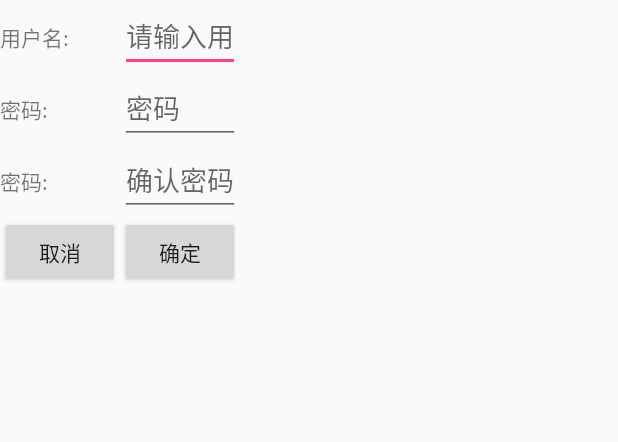
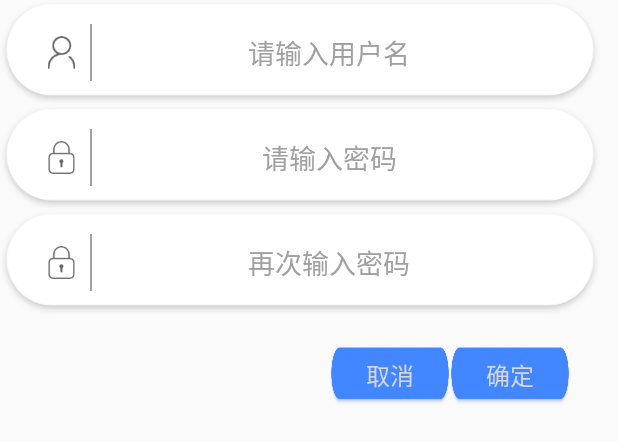
Before and after one commit to ykkxdu/AppTask, an Android app: the layout regisitry_user_layout.xml on its own in the app's theme, with its tools: preview values and no code run, on a phone screen of 412 x 824 dp. Shown: the top 442 px of the screen. Run offline under Robolectric (Android 15) with nearby library versions, the phone set to English and light mode, and no system bars.

Commit message:
修改注册界面的布局

```diff
--- a/app/src/main/java/lwc/xihang/com/apptask/ui/vm/LoginViewModel.java
+++ b/app/src/main/java/lwc/xihang/com/apptask/ui/vm/LoginViewModel.java
@@ -154,8 +154,8 @@ public class LoginViewModel extends BaseViewModel {
         saveUser.setOnClickListener(new View.OnClickListener() {
             @Override
             public void onClick(View view) {
-                if(r_username.getText().toString()!=null){
-                    if(r_password.getText().toString()!=null&&confirm_password.getText().toString()!=null){
+                if(!r_username.getText().toString().equals("")){
+                    if(!r_password.getText().toString().equals("")&&!confirm_password.getText().toString().equals("")){
                         if(r_password.getText().toString().equals(confirm_password.getText().toString())){
                             User user=new User();
                             user.setUserName(r_username.getText().toString());
@@ -190,6 +190,8 @@ public class LoginViewModel extends BaseViewModel {
                                             throwable.printStackTrace();
                                         }
                                     });
+                        }else {
+                            ToastUtils.showLong("两次输入的密码不一样!");
                         }
                     }else {
                         ToastUtils.showLong("密码为空!");
--- a/app/src/main/res/layout/activity_login.xml
+++ b/app/src/main/res/layout/activity_login.xml
@@ -86,9 +86,9 @@
                 android:padding="16sp">
 
                 <ImageView
-                    android:layout_width="22dp"
-                    android:layout_height="22dp"
-                    android:src="@mipmap/password_icon" />
+                android:layout_width="22dp"
+                android:layout_height="22dp"
+                android:src="@mipmap/password_icon" />
 
                 <View
                     android:layout_width="1dp"
--- a/app/src/main/res/layout/regisitry_user_layout.xml
+++ b/app/src/main/res/layout/regisitry_user_layout.xml
@@ -4,64 +4,114 @@
     android:layout_height="match_parent"
     android:orientation="vertical">
     <LinearLayout
-        android:layout_width="wrap_content"
-        android:layout_height="wrap_content"
+        android:layout_width="400dp"
+        android:layout_height="70dp"
+        android:background="@mipmap/user_edit"
+        android:gravity="center"
+        android:padding="16sp"
         android:orientation="horizontal">
-        <TextView
-            android:layout_width="80dp"
-            android:layout_height="wrap_content"
-            android:text="用户名:"/>
+        <ImageView
+            android:layout_width="22dp"
+            android:layout_height="22dp"
+            android:src="@mipmap/user_icon" />
+        <View
+            android:layout_width="1dp"
+            android:layout_height="match_parent"
+            android:layout_marginLeft="8dp"
+            android:layout_marginRight="8dp"
+            android:background="@color/textColorHint" />
         <EditText
             android:id="@+id/registry_username_id"
-            android:layout_width="80dp"
+            android:layout_width="300dp"
             android:layout_height="wrap_content"
+            android:background="@null"
+            android:gravity="center"
+            android:textColor="@color/textColor"
+            android:textColorHint="@color/textColorHint"
             android:singleLine="true"
             android:hint="请输入用户名"/>
     </LinearLayout>
     <LinearLayout
-        android:layout_width="wrap_content"
-        android:layout_height="wrap_content"
+        android:layout_width="400dp"
+        android:layout_height="70dp"
+        android:background="@mipmap/user_edit"
+        android:gravity="center"
+        android:padding="16sp"
         android:orientation="horizontal">
-        <TextView
-            android:layout_width="80dp"
-            android:layout_height="wrap_content"
-            android:text="密码:"/>
+        <ImageView
+            android:layout_width="22dp"
+            android:layout_height="22dp"
+            android:src="@mipmap/password_icon" />
+
+        <View
+            android:layout_width="1dp"
+            android:layout_height="match_parent"
+            android:layout_marginLeft="8dp"
+            android:layout_marginRight="8dp"
+            android:background="@color/textColorHint" />
         <EditText
             android:id="@+id/registry_password_id"
-            android:layout_width="80dp"
+            android:layout_width="300dp"
             android:layout_height="wrap_content"
             android:singleLine="true"
-            android:hint="密码"/>
+            android:gravity="center"
+            android:textColor="@color/textColor"
+            android:textColorHint="@color/textColorHint"
+            android:background="@null"
+            android:hint="请输入密码"/>
     </LinearLayout>
     <LinearLayout
-        android:layout_width="wrap_content"
-        android:layout_height="wrap_content"
+        android:layout_width="400dp"
+        android:layout_height="70dp"
+        android:background="@mipmap/user_edit"
+        android:gravity="center"
+        android:padding="16sp"
         android:orientation="horizontal">
-        <TextView
-            android:layout_width="80dp"
-            android:layout_height="wrap_content"
-            android:text="密码:"/>
+        <ImageView
+            android:layout_width="22dp"
+            android:layout_height="22dp"
+            android:src="@mipmap/password_icon" />
+
+        <View
+            android:layout_width="1dp"
+            android:layout_height="match_parent"
+            android:layout_marginLeft="8dp"
+            android:layout_marginRight="8dp"
+            android:background="@color/textColorHint" />
         <EditText
             android:id="@+id/registry_confirm_password_id"
-            android:layout_width="80dp"
+            android:layout_width="300dp"
             android:layout_height="wrap_content"
             android:singleLine="true"
-            android:hint="确认密码"/>
+            android:gravity="center"
+            android:textColor="@color/textColor"
+            android:textColorHint="@color/textColorHint"
+            android:background="@null"
+            android:hint="再次输入密码"/>
     </LinearLayout>
-    <LinearLayout
-        android:layout_width="wrap_content"
-        android:layout_height="wrap_content"
+    <RelativeLayout
+        android:layout_width="400dp"
+        android:layout_height="80dp"
+        android:padding="20sp"
         android:orientation="horizontal">
         <Button
             android:id="@+id/cancel_user_id"
             android:layout_width="80dp"
             android:layout_height="wrap_content"
+            android:background="@mipmap/btn_login"
+            android:textColor="@color/white"
+            android:textSize="16dp"
+            android:layout_toLeftOf="@+id/save_user_id"
+            android:layout_marginLeft="10dp"
             android:text="取消"/>
         <Button
             android:id="@+id/save_user_id"
             android:layout_width="80dp"
             android:layout_height="wrap_content"
+            android:background="@mipmap/btn_login"
+            android:textColor="@color/white"
+            android:textSize="16dp"
+            android:layout_alignParentRight="true"
             android:text="确定"/>
-    </LinearLayout>
-
+    </RelativeLayout>
 </LinearLayout>
```
